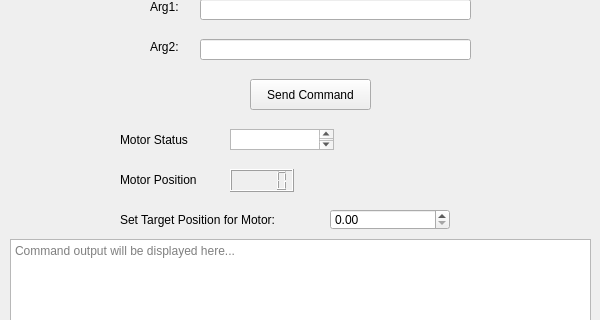
Old version of the form main_window.ui in the repository JetLuck12/University_project; both pictures show x 0 to 600 and y 101 to 421 of the 600 by 570 pixel window.
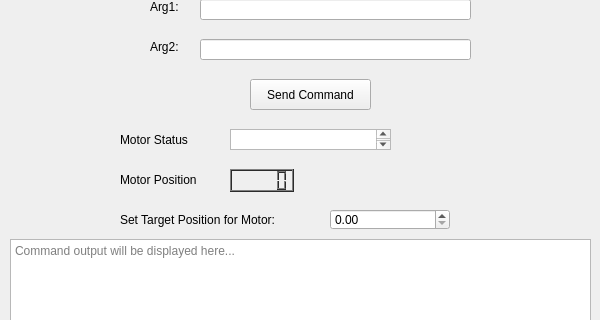
New version of the form.

Diff of the .ui file:
```diff
--- a/main_window.ui
+++ b/main_window.ui
@@ -189,6 +189,448 @@
       <height>23</height>
      </rect>
     </property>
+    <property name="palette">
+     <palette>
+      <active>
+       <colorrole role="WindowText">
+        <brush brushstyle="SolidPattern">
+         <color alpha="255">
+          <red>255</red>
+          <green>255</green>
+          <blue>255</blue>
+         </color>
+        </brush>
+       </colorrole>
+       <colorrole role="Button">
+        <brush brushstyle="SolidPattern">
+         <color alpha="255">
+          <red>86</red>
+          <green>86</green>
+          <blue>86</blue>
+         </color>
+        </brush>
+       </colorrole>
+       <colorrole role="Light">
+        <brush brushstyle="SolidPattern">
+         <color alpha="255">
+          <red>129</red>
+          <green>129</green>
+          <blue>129</blue>
+         </color>
+        </brush>
+       </colorrole>
+       <colorrole role="Midlight">
+        <brush brushstyle="SolidPattern">
+         <color alpha="255">
+          <red>107</red>
+          <green>107</green>
+          <blue>107</blue>
+         </color>
+        </brush>
+       </colorrole>
+       <colorrole role="Dark">
+        <brush brushstyle="SolidPattern">
+         <color alpha="255">
+          <red>43</red>
+          <green>43</green>
+          <blue>43</blue>
+         </color>
+        </brush>
+       </colorrole>
+       <colorrole role="Mid">
+        <brush brushstyle="SolidPattern">
+         <color alpha="255">
+          <red>57</red>
+          <green>57</green>
+          <blue>57</blue>
+         </color>
+        </brush>
+       </colorrole>
+       <colorrole role="Text">
+        <brush brushstyle="SolidPattern">
+         <color alpha="255">
+          <red>255</red>
+          <green>255</green>
+          <blue>255</blue>
+         </color>
+        </brush>
+       </colorrole>
+       <colorrole role="BrightText">
+        <brush brushstyle="SolidPattern">
+         <color alpha="255">
+          <red>255</red>
+          <green>255</green>
+          <blue>255</blue>
+         </color>
+        </brush>
+       </colorrole>
+       <colorrole role="ButtonText">
+        <brush brushstyle="SolidPattern">
+         <color alpha="255">
+          <red>255</red>
+          <green>255</green>
+          <blue>255</blue>
+         </color>
+        </brush>
+       </colorrole>
+       <colorrole role="Base">
+        <brush brushstyle="SolidPattern">
+         <color alpha="255">
+          <red>0</red>
+          <green>0</green>
+          <blue>0</blue>
+         </color>
+        </brush>
+       </colorrole>
+       <colorrole role="Window">
+        <brush brushstyle="SolidPattern">
+         <color alpha="255">
+          <red>86</red>
+          <green>86</green>
+          <blue>86</blue>
+         </color>
+        </brush>
+       </colorrole>
+       <colorrole role="Shadow">
+        <brush brushstyle="SolidPattern">
+         <color alpha="255">
+          <red>0</red>
+          <green>0</green>
+          <blue>0</blue>
+         </color>
+        </brush>
+       </colorrole>
+       <colorrole role="AlternateBase">
+        <brush brushstyle="SolidPattern">
+         <color alpha="255">
+          <red>43</red>
+          <green>43</green>
+          <blue>43</blue>
+         </color>
+        </brush>
+       </colorrole>
+       <colorrole role="ToolTipBase">
+        <brush brushstyle="SolidPattern">
+         <color alpha="255">
+          <red>255</red>
+          <green>255</green>
+          <blue>220</blue>
+         </color>
+        </brush>
+       </colorrole>
+       <colorrole role="ToolTipText">
+        <brush brushstyle="SolidPattern">
+         <color alpha="255">
+          <red>0</red>
+          <green>0</green>
+          <blue>0</blue>
+         </color>
+        </brush>
+       </colorrole>
+       <colorrole role="PlaceholderText">
+        <brush brushstyle="SolidPattern">
+         <color alpha="128">
+          <red>255</red>
+          <green>255</green>
+          <blue>255</blue>
+         </color>
+        </brush>
+       </colorrole>
+      </active>
+      <inactive>
+       <colorrole role="WindowText">
+        <brush brushstyle="SolidPattern">
+         <color alpha="255">
+          <red>255</red>
+          <green>255</green>
+          <blue>255</blue>
+         </color>
+        </brush>
+       </colorrole>
+       <colorrole role="Button">
+        <brush brushstyle="SolidPattern">
+         <color alpha="255">
+          <red>86</red>
+          <green>86</green>
+          <blue>86</blue>
+         </color>
+        </brush>
+       </colorrole>
+       <colorrole role="Light">
+        <brush brushstyle="SolidPattern">
+         <color alpha="255">
+          <red>129</red>
+          <green>129</green>
+          <blue>129</blue>
+         </color>
+        </brush>
+       </colorrole>
+       <colorrole role="Midlight">
+        <brush brushstyle="SolidPattern">
+         <color alpha="255">
+          <red>107</red>
+          <green>107</green>
+          <blue>107</blue>
+         </color>
+        </brush>
+       </colorrole>
+       <colorrole role="Dark">
+        <brush brushstyle="SolidPattern">
+         <color alpha="255">
+          <red>43</red>
+          <green>43</green>
+          <blue>43</blue>
+         </color>
+        </brush>
+       </colorrole>
+       <colorrole role="Mid">
+        <brush brushstyle="SolidPattern">
+         <color alpha="255">
+          <red>57</red>
+          <green>57</green>
+          <blue>57</blue>
+         </color>
+        </brush>
+       </colorrole>
+       <colorrole role="Text">
+        <brush brushstyle="SolidPattern">
+         <color alpha="255">
+          <red>255</red>
+          <green>255</green>
+          <blue>255</blue>
+         </color>
+        </brush>
+       </colorrole>
+       <colorrole role="BrightText">
+        <brush brushstyle="SolidPattern">
+         <color alpha="255">
+          <red>255</red>
+          <green>255</green>
+          <blue>255</blue>
+         </color>
+        </brush>
+       </colorrole>
+       <colorrole role="ButtonText">
+        <brush brushstyle="SolidPattern">
+         <color alpha="255">
+          <red>255</red>
+          <green>255</green>
+          <blue>255</blue>
+         </color>
+        </brush>
+       </colorrole>
+       <colorrole role="Base">
+        <brush brushstyle="SolidPattern">
+         <color alpha="255">
+          <red>0</red>
+          <green>0</green>
+          <blue>0</blue>
+         </color>
+        </brush>
+       </colorrole>
+       <colorrole role="Window">
+        <brush brushstyle="SolidPattern">
+         <color alpha="255">
+          <red>86</red>
+          <green>86</green>
+          <blue>86</blue>
+         </color>
+        </brush>
+       </colorrole>
+       <colorrole role="Shadow">
+        <brush brushstyle="SolidPattern">
+         <color alpha="255">
+          <red>0</red>
+          <green>0</green>
+          <blue>0</blue>
+         </color>
+        </brush>
+       </colorrole>
+       <colorrole role="AlternateBase">
+        <brush brushstyle="SolidPattern">
+         <color alpha="255">
+          <red>43</red>
+          <green>43</green>
+          <blue>43</blue>
+         </color>
+        </brush>
+       </colorrole>
+       <colorrole role="ToolTipBase">
+        <brush brushstyle="SolidPattern">
+         <color alpha="255">
+          <red>255</red>
+          <green>255</green>
+          <blue>220</blue>
+         </color>
+        </brush>
+       </colorrole>
+       <colorrole role="ToolTipText">
+        <brush brushstyle="SolidPattern">
+         <color alpha="255">
+          <red>0</red>
+          <green>0</green>
+          <blue>0</blue>
+         </color>
+        </brush>
+       </colorrole>
+       <colorrole role="PlaceholderText">
+        <brush brushstyle="SolidPattern">
+         <color alpha="128">
+          <red>255</red>
+          <green>255</green>
+          <blue>255</blue>
+         </color>
+        </brush>
+       </colorrole>
+      </inactive>
+      <disabled>
+       <colorrole role="WindowText">
+        <brush brushstyle="SolidPattern">
+         <color alpha="255">
+          <red>43</red>
+          <green>43</green>
+          <blue>43</blue>
+         </color>
+        </brush>
+       </colorrole>
+       <colorrole role="Button">
+        <brush brushstyle="SolidPattern">
+         <color alpha="255">
+          <red>86</red>
+          <green>86</green>
+          <blue>86</blue>
+         </color>
+        </brush>
+       </colorrole>
+       <colorrole role="Light">
+        <brush brushstyle="SolidPattern">
+         <color alpha="255">
+          <red>129</red>
+          <green>129</green>
+          <blue>129</blue>
+         </color>
+        </brush>
+       </colorrole>
+       <colorrole role="Midlight">
+        <brush brushstyle="SolidPattern">
+         <color alpha="255">
+          <red>107</red>
+          <green>107</green>
+          <blue>107</blue>
+         </color>
+        </brush>
+       </colorrole>
+       <colorrole role="Dark">
+        <brush brushstyle="SolidPattern">
+         <color alpha="255">
+          <red>43</red>
+          <green>43</green>
+          <blue>43</blue>
+         </color>
+        </brush>
+       </colorrole>
+       <colorrole role="Mid">
+        <brush brushstyle="SolidPattern">
+         <color alpha="255">
+          <red>57</red>
+          <green>57</green>
+          <blue>57</blue>
+         </color>
+        </brush>
+       </colorrole>
+       <colorrole role="Text">
+        <brush brushstyle="SolidPattern">
+         <color alpha="255">
+          <red>43</red>
+          <green>43</green>
+          <blue>43</blue>
+         </color>
+        </brush>
+       </colorrole>
+       <colorrole role="BrightText">
+        <brush brushstyle="SolidPattern">
+         <color alpha="255">
+          <red>255</red>
+          <green>255</green>
+          <blue>255</blue>
+         </color>
+        </brush>
+       </colorrole>
+       <colorrole role="ButtonText">
+        <brush brushstyle="SolidPattern">
+         <color alpha="255">
+          <red>43</red>
+          <green>43</green>
+          <blue>43</blue>
+         </color>
+        </brush>
+       </colorrole>
+       <colorrole role="Base">
+        <brush brushstyle="SolidPattern">
+         <color alpha="255">
+          <red>86</red>
+          <green>86</green>
+          <blue>86</blue>
+         </color>
+        </brush>
+       </colorrole>
+       <colorrole role="Window">
+        <brush brushstyle="SolidPattern">
+         <color alpha="255">
+          <red>86</red>
+          <green>86</green>
+          <blue>86</blue>
+         </color>
+        </brush>
+       </colorrole>
+       <colorrole role="Shadow">
+        <brush brushstyle="SolidPattern">
+         <color alpha="255">
+          <red>0</red>
+          <green>0</green>
+          <blue>0</blue>
+         </color>
+        </brush>
+       </colorrole>
+       <colorrole role="AlternateBase">
+        <brush brushstyle="SolidPattern">
+         <color alpha="255">
+          <red>86</red>
+          <green>86</green>
+          <blue>86</blue>
+         </color>
+        </brush>
+       </colorrole>
+       <colorrole role="ToolTipBase">
+        <brush brushstyle="SolidPattern">
+         <color alpha="255">
+          <red>255</red>
+          <green>255</green>
+          <blue>220</blue>
+         </color>
+        </brush>
+       </colorrole>
+       <colorrole role="ToolTipText">
+        <brush brushstyle="SolidPattern">
+         <color alpha="255">
+          <red>0</red>
+          <green>0</green>
+          <blue>0</blue>
+         </color>
+        </brush>
+       </colorrole>
+       <colorrole role="PlaceholderText">
+        <brush brushstyle="SolidPattern">
+         <color alpha="128">
+          <red>255</red>
+          <green>255</green>
+          <blue>255</blue>
+         </color>
+        </brush>
+       </colorrole>
+      </disabled>
+     </palette>
+    </property>
    </widget>
    <widget class="QLabel" name="label_motor_info_2">
     <property name="geometry">
@@ -208,7 +650,7 @@
      <rect>
       <x>230</x>
       <y>230</y>
-      <width>104</width>
+      <width>161</width>
       <height>21</height>
      </rect>
     </property>
```
